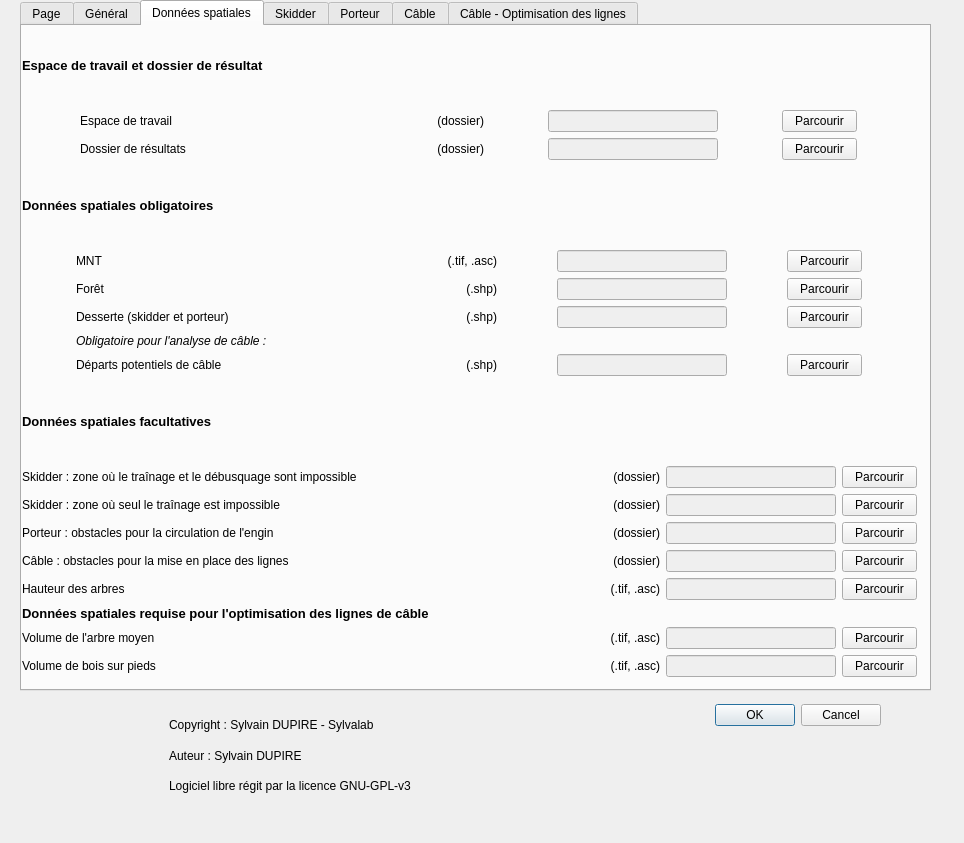
Before: the Qt Designer form sylvaccess_plugin/sylvaccess_plugin_dialog_base.ui in Tijjat/Sylvaccess_qgis_plugin, drawn with Qt 5.
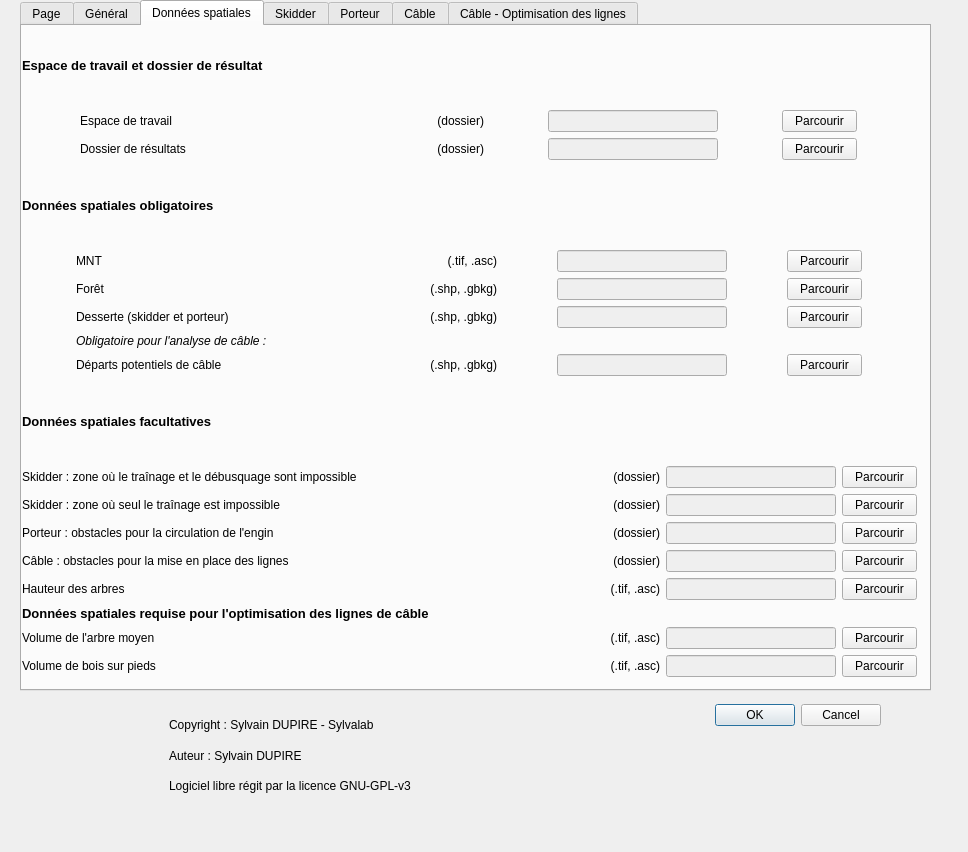
After: the same form once the commit is applied. The open tabs and pages were chosen to show the change. Icons and pictures are not drawn.

Commit message: changement mineur dans l'UI

Diff of the .ui file:
```diff
--- a/sylvaccess_plugin/sylvaccess_plugin_dialog_base.ui
+++ b/sylvaccess_plugin/sylvaccess_plugin_dialog_base.ui
@@ -6,8 +6,8 @@
    <rect>
     <x>0</x>
     <y>0</y>
-    <width>964</width>
-    <height>843</height>
+    <width>968</width>
+    <height>852</height>
    </rect>
   </property>
   <property name="minimumSize">
@@ -591,7 +591,7 @@
            </size>
           </property>
           <property name="text">
-           <string>(.shp)</string>
+           <string>(.shp, .gbkg)</string>
           </property>
           <property name="alignment">
            <set>Qt::AlignRight|Qt::AlignTrailing|Qt::AlignVCenter</set>
@@ -607,7 +607,7 @@
            </size>
           </property>
           <property name="text">
-           <string>(.shp)</string>
+           <string>(.shp, .gbkg)</string>
           </property>
           <property name="alignment">
            <set>Qt::AlignRight|Qt::AlignTrailing|Qt::AlignVCenter</set>
@@ -717,7 +717,7 @@
            </size>
           </property>
           <property name="text">
-           <string>(.shp)</string>
+           <string>(.shp, .gbkg)</string>
           </property>
           <property name="alignment">
            <set>Qt::AlignRight|Qt::AlignTrailing|Qt::AlignVCenter</set>
```
Left out of the diff: 2 changed lines with no effect on the pictures. The commit also changes 2 other files.
